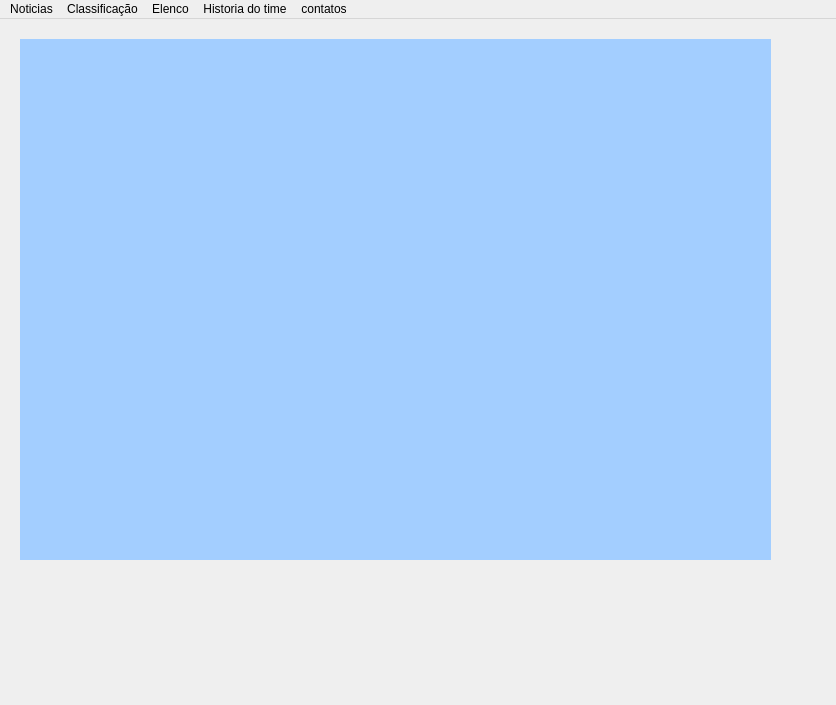
XlouPx/App_futebol, file interface.ui: the form before one commit.
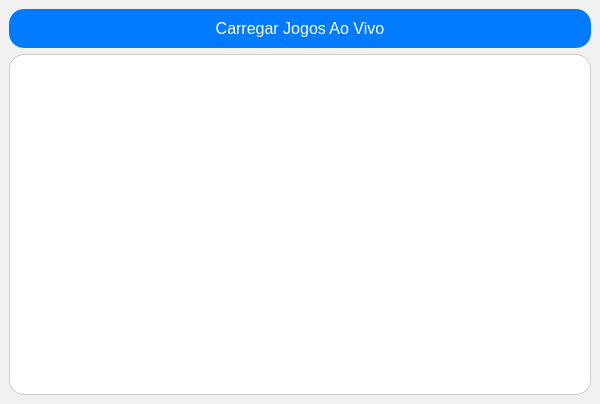
The form after the commit. Icons and pictures are not drawn.

The edit to the form file:
```diff
--- a/interface.ui
+++ b/interface.ui
@@ -6,81 +6,59 @@
    <rect>
     <x>0</x>
     <y>0</y>
-    <width>836</width>
-    <height>705</height>
+    <width>600</width>
+    <height>404</height>
    </rect>
   </property>
   <property name="windowTitle">
-   <string>MainWindow</string>
+   <string>App_Futebol</string>
+  </property>
+  <property name="windowIcon">
+   <iconset>
+    <normaloff>App_futebol.ico</normaloff>App_futebol.ico</iconset>
+  </property>
+  <property name="styleSheet">
+   <string notr="true">background-color: #f0f0f0;</string>
   </property>
   <widget class="QWidget" name="centralwidget">
-   <widget class="QStackedWidget" name="telaPrincipal">
-    <property name="geometry">
-     <rect>
-      <x>20</x>
-      <y>20</y>
-      <width>751</width>
-      <height>521</height>
-     </rect>
-    </property>
-    <property name="styleSheet">
-     <string notr="true">background-color: rgb(163, 206, 255);</string>
-    </property>
-    <property name="currentIndex">
-     <number>4</number>
-    </property>
-    <widget class="QWidget" name="noticias"/>
-    <widget class="QWidget" name="classificacao"/>
-    <widget class="QWidget" name="elenco"/>
-    <widget class="QWidget" name="historia"/>
-    <widget class="QWidget" name="contatos"/>
-   </widget>
+   <layout class="QVBoxLayout" name="verticalLayout">
+    <item>
+     <widget class="QPushButton" name="pushButton">
+      <property name="styleSheet">
+       <string notr="true">	border-width: medium;
+    background-color: #007bff;
+    color: white;
+    border: none;
+    border-radius: 15px;
+    padding: 10px 20px;
+    font-size: 16px;
+</string>
+      </property>
+      <property name="text">
+       <string>Carregar Jogos Ao Vivo</string>
+      </property>
+     </widget>
+    </item>
+    <item>
+     <widget class="QTextBrowser" name="textBrowser">
+      <property name="styleSheet">
+       <string notr="true">QTextBrowser {
+    background-color: white;
+    color: black;
+    border: 1px solid #ccc;
+    border-radius: 15px;
+    padding: 10px;
+    font-size: 14px;
+    min-height: 200px;
+}</string>
+      </property>
+      <property name="text" stdset="0">
+       <string/>
+      </property>
+     </widget>
+    </item>
+   </layout>
   </widget>
-  <widget class="QMenuBar" name="menubar">
-   <property name="geometry">
-    <rect>
-     <x>0</x>
-     <y>0</y>
-     <width>836</width>
-     <height>24</height>
-    </rect>
-   </property>
-   <widget class="QMenu" name="menuNoticias">
-    <property name="title">
-     <string>Noticias</string>
-    </property>
-   </widget>
-   <widget class="QMenu" name="menuClassifica_o">
-    <property name="title">
-     <string>Classificação</string>
-    </property>
-   </widget>
-   <widget class="QMenu" name="menuElenco">
-    <property name="title">
-     <string>Elenco</string>
-    </property>
-   </widget>
-   <widget class="QMenu" name="menuHistoria_do_time">
-    <property name="title">
-     <string>Historia do time</string>
-    </property>
-   </widget>
-   <widget class="QMenu" name="menucontatos">
-    <property name="title">
-     <string>contatos</string>
-    </property>
-   </widget>
-   <addaction name="menuNoticias"/>
-   <addaction name="menuClassifica_o"/>
-   <addaction name="menuElenco"/>
-   <addaction name="menuHistoria_do_time"/>
-   <addaction name="menucontatos"/>
-  </widget>
-  <action name="actionReal_Madrid">
-   <property name="text">
-    <string>Real Madrid</string>
-   </property>
-  </action>
  </widget>
  <resources/>
  <connections/>
```
